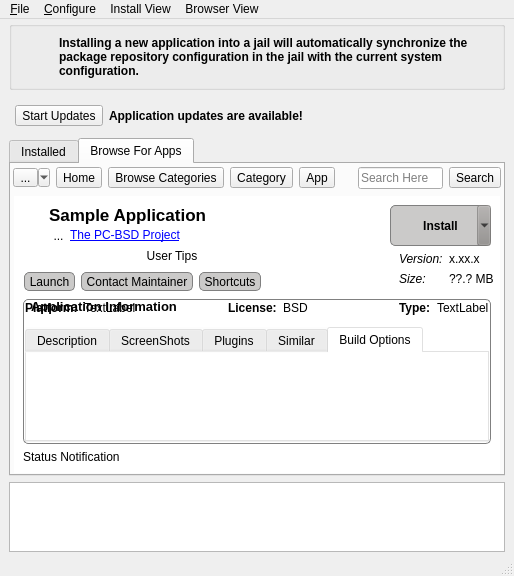
Above: src-qt4/pc-softwaremanager/mainUI.ui from trueos/pcbsd before the change. Below: the same form after it.
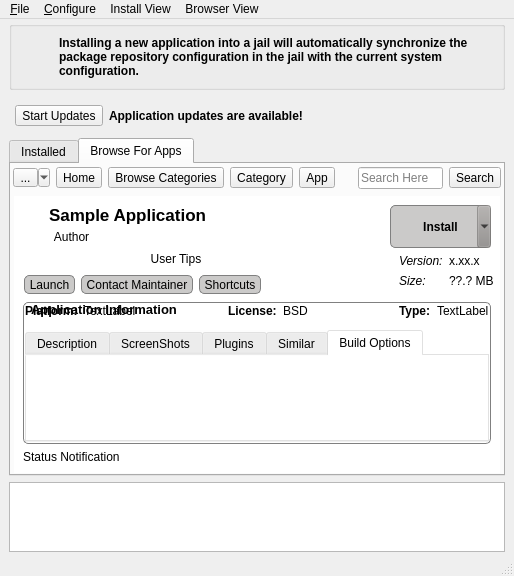
That is the form after the change. The open tabs and pages were chosen to show the change. Icons and pictures are not drawn.

Diff of the .ui file:
```diff
--- a/src-qt4/pc-softwaremanager/mainUI.ui
+++ b/src-qt4/pc-softwaremanager/mainUI.ui
@@ -843,23 +843,29 @@
 QToolButton::hover{border: 1px solid rgba(100,120,255,200); }</string>
                     </property>
                     <property name="text">
-                     <string>...</string>
+                     <string notr="true">Author</string>
                     </property>
                     <property name="icon">
                      <iconset resource="SoftwareManager.qrc">
                       <normaloff>:/icons/graphicalapp.png</normaloff>:/icons/graphicalapp.png</iconset>
                     </property>
+                    <property name="toolButtonStyle">
+                     <enum>Qt::ToolButtonTextBesideIcon</enum>
+                    </property>
                    </widget>
                   </item>
                   <item>
-                   <widget class="QLabel" name="label_bapp_authorweb">
-                    <property name="text">
-                     <string notr="true">&lt;a href=http://www.pcbsd.org&gt;The PC-BSD Project&lt;/a&gt;</string>
+                   <spacer name="horizontalSpacer_7">
+                    <property name="orientation">
+                     <enum>Qt::Horizontal</enum>
                     </property>
-                    <property name="openExternalLinks">
-                     <bool>true</bool>
+                    <property name="sizeHint" stdset="0">
+                     <size>
+                      <width>40</width>
+                      <height>20</height>
+                     </size>
                     </property>
-                   </widget>
+                   </spacer>
                   </item>
                  </layout>
                 </item>
```
Left out of the diff: 10 changed lines with no effect on the pictures.
